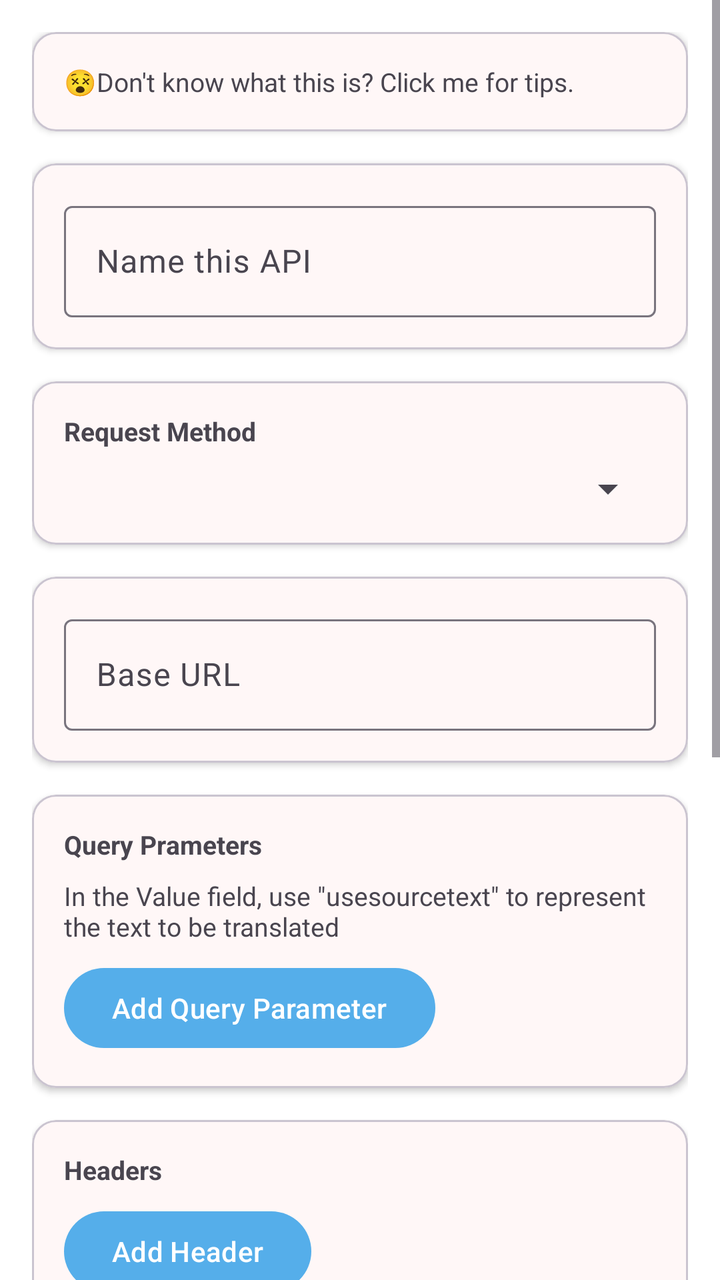
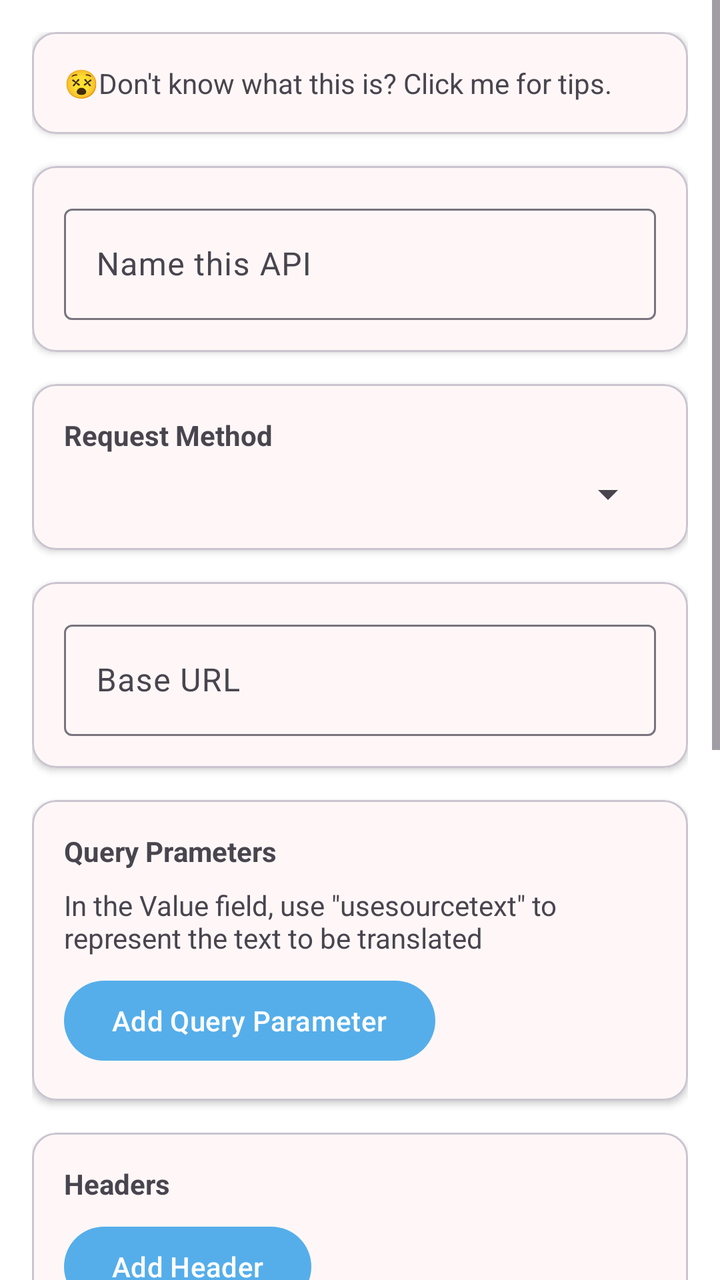

Two renders of the same Android screen: before a commit and after it. Below are the layout's source before the change and the commit's diff.
<!-- AndroidManifest.xml: application theme Theme.MT -->
<!-- res/layout/fragment_custom_text_api.xml -->
<?xml version="1.0" encoding="utf-8"?>
<ScrollView xmlns:android="http://schemas.android.com/apk/res/android"
    xmlns:app="http://schemas.android.com/apk/res-auto"
    android:layout_width="match_parent"
    android:layout_height="match_parent"
    android:fitsSystemWindows="true">

    <LinearLayout
        android:layout_width="match_parent"
        android:layout_height="wrap_content"
        android:orientation="vertical"
        android:padding="16dp">

        
        <com.google.android.material.card.MaterialCardView
            android:id="@+id/introduce"
            android:layout_width="match_parent"
            android:layout_height="wrap_content"
            android:layout_marginBottom="16dp"
            app:cardBackgroundColor="@color/card_background"
            app:cardElevation="2dp">

            <LinearLayout
                android:layout_width="match_parent"
                android:layout_height="wrap_content"
                android:orientation="vertical"
                android:padding="16dp">

                <TextView
                    android:layout_width="match_parent"
                    android:layout_height="wrap_content"
                    android:textSize="13sp"
                    android:text="@string/dont_know_custom">
                </TextView>

            </LinearLayout>

        </com.google.android.material.card.MaterialCardView>

        
        <com.google.android.material.card.MaterialCardView
            android:layout_width="match_parent"
            android:layout_height="wrap_content"
            android:layout_marginBottom="16dp"
            app:cardBackgroundColor="@color/card_background"
            app:cardElevation="2dp">

            <LinearLayout
                android:layout_width="match_parent"
                android:layout_height="wrap_content"
                android:orientation="vertical"
                android:padding="16dp">

                <com.google.android.material.textfield.TextInputLayout
                    android:layout_width="match_parent"
                    android:layout_height="wrap_content">

                    <com.google.android.material.textfield.TextInputEditText
                        android:id="@+id/editApiName"
                        android:layout_width="match_parent"
                        android:layout_height="wrap_content"
                        android:hint="@string/custom_api_name_hint" />
                </com.google.android.material.textfield.TextInputLayout>
            </LinearLayout>
        </com.google.android.material.card.MaterialCardView>

        
        <com.google.android.material.card.MaterialCardView
            android:layout_width="match_parent"
            android:layout_height="wrap_content"
            android:layout_marginBottom="16dp"
            app:cardBackgroundColor="@color/card_background"
            app:cardElevation="2dp">

            <LinearLayout
                android:layout_width="match_parent"
                android:layout_height="wrap_content"
                android:orientation="vertical"
                android:padding="16dp">

                <TextView android:textSize="13sp" 
                    android:layout_width="wrap_content"
                    android:layout_height="wrap_content"
                    android:text="@string/request_method"
                    android:textStyle="bold" />

                <Spinner
                    android:id="@+id/spinnerMethod"
                    android:layout_width="match_parent"
                    android:layout_height="wrap_content"
                    android:layout_marginTop="8dp" />

            </LinearLayout>
        </com.google.android.material.card.MaterialCardView>

        
        <com.google.android.material.card.MaterialCardView
            android:layout_width="match_parent"
            android:layout_height="wrap_content"
            android:layout_marginBottom="16dp"
            app:cardBackgroundColor="@color/card_background"
            app:cardElevation="2dp">

            <LinearLayout
                android:layout_width="match_parent"
                android:layout_height="wrap_content"
                android:orientation="vertical"
                android:padding="16dp">

                <com.google.android.material.textfield.TextInputLayout
                    android:layout_width="match_parent"
                    android:layout_height="wrap_content">

                    <com.google.android.material.textfield.TextInputEditText
                        android:id="@+id/editBaseUrl"
                        android:layout_width="match_parent"
                        android:layout_height="wrap_content"
                        android:hint="@string/base_url" />
                </com.google.android.material.textfield.TextInputLayout>
            </LinearLayout>
        </com.google.android.material.card.MaterialCardView>

        
        <com.google.android.material.card.MaterialCardView
            android:id="@+id/layoutGetParams"
            android:layout_width="match_parent"
            android:layout_height="wrap_content"
            android:layout_marginBottom="16dp"
            app:cardBackgroundColor="@color/card_background"
            app:cardElevation="2dp">

            
            <LinearLayout
                android:layout_width="match_parent"
                android:layout_height="wrap_content"
                android:orientation="vertical"
                android:padding="16dp">

                <TextView android:textSize="13sp" 
                    android:layout_width="wrap_content"
                    android:layout_height="wrap_content"
                    android:text="@string/query_parameters"
                    android:textStyle="bold" />

                <LinearLayout
                    android:id="@+id/containerGetParams"
                    android:layout_width="match_parent"
                    android:layout_height="wrap_content"
                    android:orientation="vertical" />

                <TextView android:textSize="13sp" 
                    android:layout_width="wrap_content"
                    android:layout_height="wrap_content"
                    android:layout_marginTop="8dp"
                    android:text="@string/use_source_text"
                    android:textColor="?android:textColorSecondary" />

                <Button
                    android:id="@+id/btnAddGetParam"
                    android:layout_width="wrap_content"
                    android:layout_height="wrap_content"
                    android:layout_marginTop="8dp"
                    android:text="@string/add_query_parameter" />
            </LinearLayout>
        </com.google.android.material.card.MaterialCardView>

        
        <com.google.android.material.card.MaterialCardView
            android:layout_width="match_parent"
            android:layout_height="wrap_content"
            android:layout_marginBottom="16dp"
            app:cardBackgroundColor="@color/card_background"
            app:cardElevation="2dp">

            
            <LinearLayout
                android:layout_width="match_parent"
                android:layout_height="wrap_content"
                android:orientation="vertical"
                android:padding="16dp">

                <TextView android:textSize="13sp" 
                    android:layout_width="wrap_content"
                    android:layout_height="wrap_content"
                    android:text="@string/headers"
                    android:textStyle="bold" />

                <LinearLayout
                    android:id="@+id/containerHeaders"
                    android:layout_width="match_parent"
                    android:layout_height="wrap_content"
                    android:orientation="vertical" />

                <Button
                    android:id="@+id/btnAddHeader"
                    android:layout_width="wrap_content"
                    android:layout_height="wrap_content"
                    android:layout_marginTop="8dp"
                    android:text="@string/add_header" />
            </LinearLayout>
        </com.google.android.material.card.MaterialCardView>

        
        <com.google.android.material.card.MaterialCardView
            android:id="@+id/layoutPostJson"
            android:layout_width="match_parent"
            android:layout_height="wrap_content"
            android:layout_marginBottom="16dp"
            app:cardBackgroundColor="@color/card_background"
            app:cardElevation="2dp">

            <LinearLayout
                android:layout_width="match_parent"
                android:layout_height="wrap_content"
                android:orientation="vertical"
                android:padding="16dp">

                <TextView android:textSize="13sp" 
                    android:layout_width="wrap_content"
                    android:layout_height="wrap_content"
                    android:text="@string/json_body"
                    android:textStyle="bold" />

                <LinearLayout
                    android:id="@+id/containerJsonBody"
                    android:layout_width="match_parent"
                    android:layout_height="wrap_content"
                    android:orientation="vertical" />

                <TextView android:textSize="13sp" 
                    android:layout_width="wrap_content"
                    android:layout_height="wrap_content"
                    android:layout_marginTop="8dp"
                    android:text="@string/use_source_text"
                    android:textColor="?android:textColorSecondary" />

                <Button
                    android:id="@+id/btnAddJsonField"
                    android:layout_width="wrap_content"
                    android:layout_height="wrap_content"
                    android:layout_marginTop="8dp"
                    android:text="@string/add_json_field" />
            </LinearLayout>
        </com.google.android.material.card.MaterialCardView>

        
        <com.google.android.material.card.MaterialCardView
            android:layout_width="match_parent"
            android:layout_height="wrap_content"
            android:layout_marginBottom="16dp"
            app:cardBackgroundColor="@color/card_background"
            app:cardElevation="2dp">

            <LinearLayout
                android:layout_width="match_parent"
                android:layout_height="wrap_content"
                android:orientation="vertical"
                android:padding="16dp">

                <com.google.android.material.textfield.TextInputLayout
                    android:layout_width="match_parent"
                    android:layout_height="wrap_content">

                    <com.google.android.material.textfield.TextInputEditText
                        android:id="@+id/editJsonPath"
                        android:layout_width="match_parent"
                        android:layout_height="wrap_content"
                        android:hint="@string/json_response_path" />

                </com.google.android.material.textfield.TextInputLayout>

            </LinearLayout>
        </com.google.android.material.card.MaterialCardView>

        
        <Button
            android:id="@+id/btnSave"
            android:layout_width="match_parent"
            android:layout_height="wrap_content"
            android:layout_marginTop="8dp"
            android:text="@string/save_configuration" />

        
        <Button
            android:id="@+id/btnDelete"
            android:layout_width="match_parent"
            android:layout_height="wrap_content"
            android:layout_marginTop="8dp"
            android:text="@string/custom_api_delete"
            style="?attr/materialButtonOutlinedStyle" />

    </LinearLayout>
</ScrollView>
<!-- resources referenced by this layout -->
<resources>
  <color name="card_background">#FFF7F7</color>
  <string name="add_header">Add Header</string>
  <string name="add_json_field">Add JSON Field</string>
  <string name="add_query_parameter">Add Query Parameter</string>
  <string name="base_url">Base URL</string>
  <string name="custom_api_delete">Delete This API</string>
  <string name="custom_api_name_hint">Name this API</string>
  <string name="dont_know_custom">😵Don\'t know what this is? Click me for tips.</string>
  <string name="headers">Headers</string>
  <string name="json_body">JSON Body</string>
  <string name="json_response_path">JSON Response Path</string>
  <string name="query_parameters">Query Prameters</string>
  <string name="request_method">Request Method</string>
  <string name="save_configuration">Save Configuration</string>
  <string name="use_source_text">In the Value field, use \"usesourcetext\" to represent the text to be translated</string>
  <style name="Theme.MT" parent="Base.Theme.MT">
          
          <item name="android:navigationBarColor">@android:color/transparent</item>
          <item name="android:statusBarColor">@android:color/transparent</item>
          <item name="android:windowLightStatusBar">?attr/isLightTheme</item>
      </style>
  <style name="Base.Theme.MT" parent="Theme.Material3.DayNight.NoActionBar">
          <item name="colorPrimary">@color/primary</item>
          <item name="preferenceTheme">@style/AppPreferenceTheme</item>
          <item name="android:windowBackground">@color/surface</item>
          <item name="android:navigationBarColor">
              @android:color/transparent
          </item>
          <item name="android:enforceNavigationBarContrast">false</item>
          <item name="android:enforceStatusBarContrast">false</item>
      </style>
  <color name="primary">#55AEEA</color>
  <style name="AppPreferenceTheme" parent="@style/PreferenceThemeOverlay">
          <item name="android:preferenceStyle">@style/AppPrefStyle</item>
      </style>
  <color name="surface">#FFFFFF</color>
  <style name="AppPrefStyle">
          <item name="android:layout">@layout/preference_item_fit</item>
      </style>
</resources>

<!-- the commit's change to res/layout/fragment_custom_text_api.xml (unified diff, before → after) -->
@@ -29,7 +29,7 @@
                 <TextView
                     android:layout_width="match_parent"
                     android:layout_height="wrap_content"
-                    android:textSize="13sp"
+                    android:textSize="14sp"
                     android:text="@string/dont_know_custom">
                 </TextView>
 
@@ -78,7 +78,7 @@
                 android:orientation="vertical"
                 android:padding="16dp">
 
-                <TextView android:textSize="13sp" 
+                <TextView android:textSize="14sp" 
                     android:layout_width="wrap_content"
                     android:layout_height="wrap_content"
                     android:text="@string/request_method"
@@ -136,7 +136,7 @@
                 android:orientation="vertical"
                 android:padding="16dp">
 
-                <TextView android:textSize="13sp" 
+                <TextView android:textSize="14sp" 
                     android:layout_width="wrap_content"
                     android:layout_height="wrap_content"
                     android:text="@string/query_parameters"
@@ -148,7 +148,7 @@
                     android:layout_height="wrap_content"
                     android:orientation="vertical" />
 
-                <TextView android:textSize="13sp" 
+                <TextView android:textSize="14sp" 
                     android:layout_width="wrap_content"
                     android:layout_height="wrap_content"
                     android:layout_marginTop="8dp"
@@ -179,7 +179,7 @@
                 android:orientation="vertical"
                 android:padding="16dp">
 
-                <TextView android:textSize="13sp" 
+                <TextView android:textSize="14sp" 
                     android:layout_width="wrap_content"
                     android:layout_height="wrap_content"
                     android:text="@string/headers"
@@ -215,7 +215,7 @@
                 android:orientation="vertical"
                 android:padding="16dp">
 
-                <TextView android:textSize="13sp" 
+                <TextView android:textSize="14sp" 
                     android:layout_width="wrap_content"
                     android:layout_height="wrap_content"
                     android:text="@string/json_body"
@@ -227,7 +227,7 @@
                     android:layout_height="wrap_content"
                     android:orientation="vertical" />
 
-                <TextView android:textSize="13sp" 
+                <TextView android:textSize="14sp" 
                     android:layout_width="wrap_content"
                     android:layout_height="wrap_content"
                     android:layout_marginTop="8dp"
